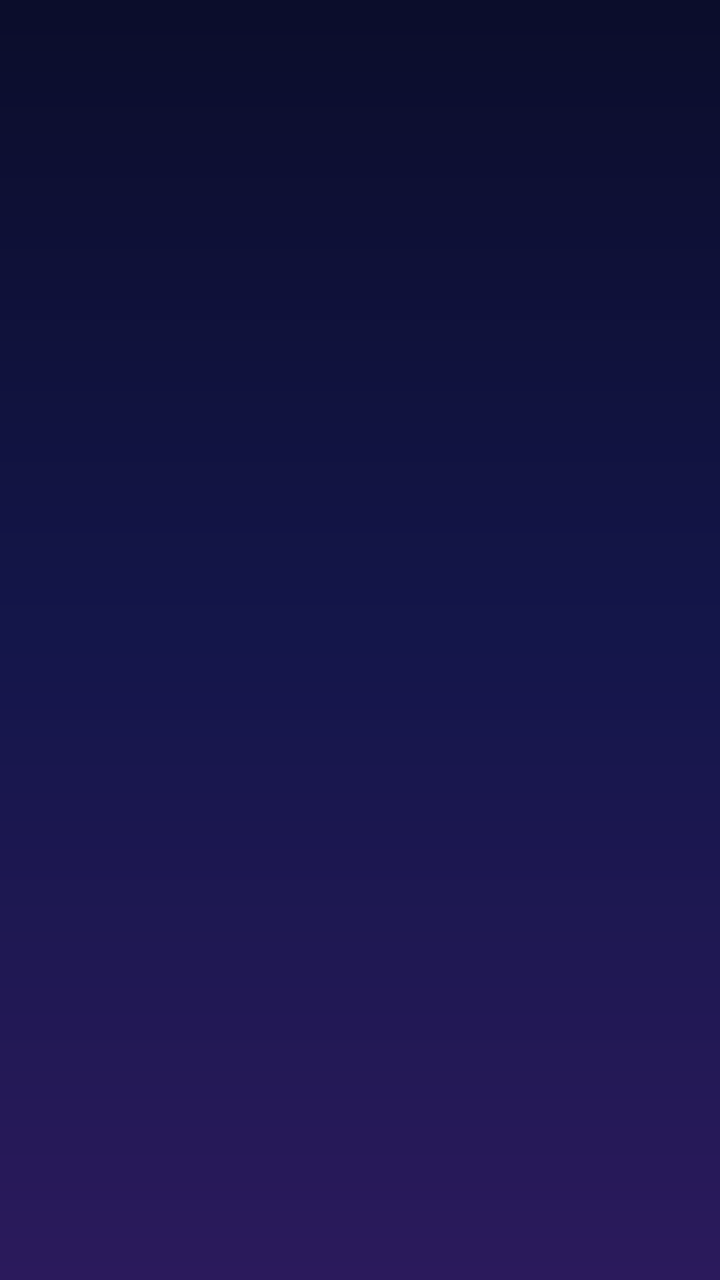
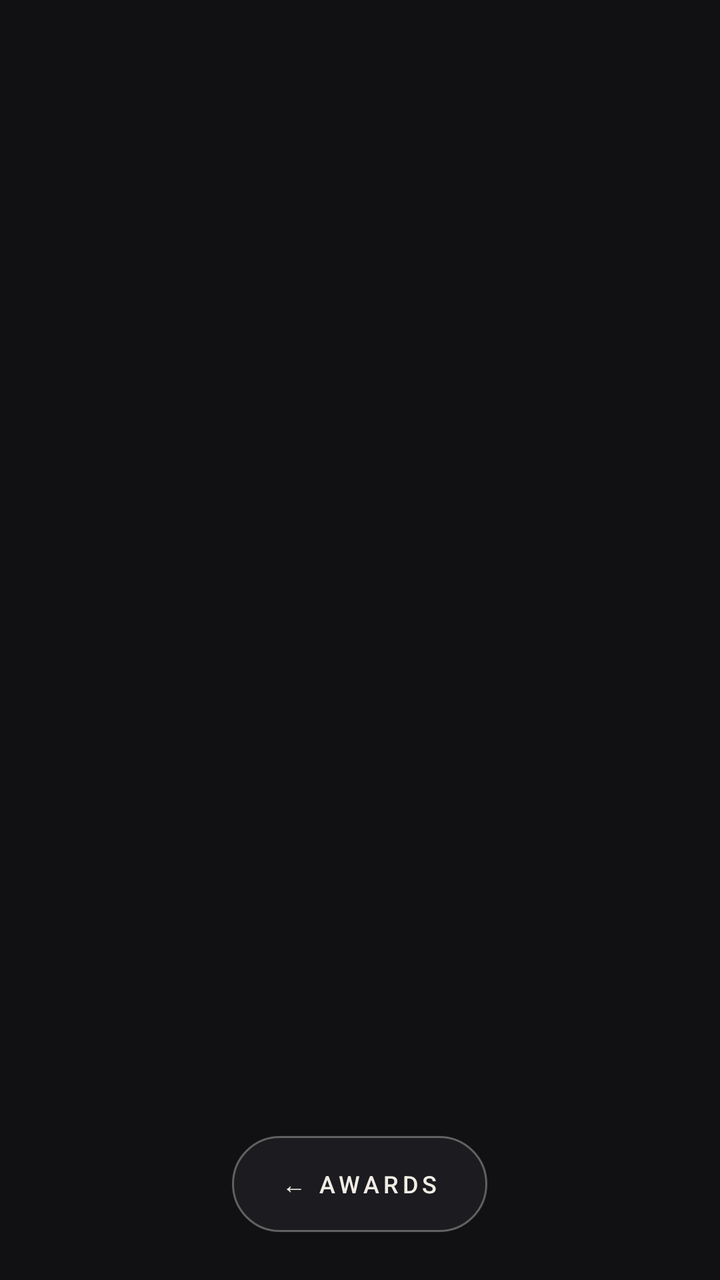

Before-and-after screenshots of an Android layout around one commit, followed by the original layout XML and the change that was made.
<!-- AndroidManifest.xml: application theme Theme.AnimeAwards -->
<!-- res/layout/activity_category_detail.xml -->
<?xml version="1.0" encoding="utf-8"?>
<LinearLayout xmlns:android="http://schemas.android.com/apk/res/android"
    android:layout_width="match_parent"
    android:layout_height="match_parent"
    android:orientation="vertical"
    android:padding="16dp">

    <TextView
        android:id="@+id/categoryTitle"
        android:layout_width="wrap_content"
        android:layout_height="wrap_content"
        android:textColor="@color/glass_text"
        android:textSize="26sp"
        android:textStyle="bold" />

    <TextView
        android:id="@+id/hintText"
        android:layout_width="wrap_content"
        android:layout_height="wrap_content"
        android:layout_marginTop="4dp"
        android:textColor="@color/glass_muted"
        android:textSize="13sp" />

    <TextView
        android:id="@+id/emptyText"
        android:layout_width="wrap_content"
        android:layout_height="wrap_content"
        android:layout_marginTop="16dp"
        android:textColor="@color/glass_muted"
        android:visibility="gone" />

    <androidx.recyclerview.widget.RecyclerView
        android:id="@+id/animeChoiceList"
        android:layout_width="match_parent"
        android:layout_height="0dp"
        android:layout_marginTop="8dp"
        android:layout_weight="1" />

</LinearLayout>
<!-- resources referenced by this layout -->
<resources>
  <color name="glass_muted">#B9BBE0</color>
  <color name="glass_text">#FFFFFF</color>
  <style name="Theme.AnimeAwards" parent="Theme.AppCompat.NoActionBar">
          <item name="colorPrimary">#6750A4</item>
          <item name="colorPrimaryDark">@color/night_top</item>
          <item name="colorAccent">#B8A6FF</item>
          <item name="colorControlNormal">@color/glass_muted</item>
          <item name="android:windowBackground">@drawable/bg_night</item>
          <item name="android:statusBarColor">@color/night_top</item>
          <item name="android:navigationBarColor">@color/night_bottom</item>
          <item name="android:textColorHint">#8E90B8</item>
          <item name="buttonStyle">@style/Widget.Glass.Button</item>
      </style>
  <color name="night_top">#0B0D2B</color>
  <!-- drawable bg_night (drawable) -->
  <?xml version="1.0" encoding="utf-8"?>
  <shape xmlns:android="http://schemas.android.com/apk/res/android"
      android:shape="rectangle">
      <gradient
          android:angle="270"
          android:startColor="@color/night_top"
          android:centerColor="@color/night_mid"
          android:endColor="@color/night_bottom"
          android:type="linear" />
  </shape>
  <color name="night_bottom">#2B1A5C</color>
  <style name="Widget.Glass.Button" parent="Widget.AppCompat.Button">
          <item name="android:background">@drawable/bg_glass_button</item>
          <item name="android:textColor">@color/glass_text</item>
          <item name="android:textAllCaps">false</item>
          <item name="android:textSize">15sp</item>
          <item name="android:minHeight">48dp</item>
          <item name="android:minWidth">48dp</item>
          <item name="android:stateListAnimator">@null</item>
      </style>
  <color name="night_mid">#14164A</color>
  <!-- drawable bg_glass_button (drawable) -->
  <?xml version="1.0" encoding="utf-8"?>
  <ripple xmlns:android="http://schemas.android.com/apk/res/android"
      android:color="#40FFFFFF">
      <item>
          <shape android:shape="rectangle">
              <solid android:color="#26FFFFFF" />
              <stroke android:width="1dp" android:color="#40FFFFFF" />
              <corners android:radius="16dp" />
          </shape>
      </item>
  </ripple>
</resources>

<!-- the commit's change to res/layout/activity_category_detail.xml (unified diff, before → after) -->
@@ -1,39 +1,26 @@
 <?xml version="1.0" encoding="utf-8"?>
-<LinearLayout xmlns:android="http://schemas.android.com/apk/res/android"
+<FrameLayout xmlns:android="http://schemas.android.com/apk/res/android"
     android:layout_width="match_parent"
     android:layout_height="match_parent"
-    android:orientation="vertical"
-    android:padding="16dp">
-
-    <TextView
-        android:id="@+id/categoryTitle"
-        android:layout_width="wrap_content"
-        android:layout_height="wrap_content"
-        android:textColor="@color/glass_text"
-        android:textSize="26sp"
-        android:textStyle="bold" />
-
-    <TextView
-        android:id="@+id/hintText"
-        android:layout_width="wrap_content"
-        android:layout_height="wrap_content"
-        android:layout_marginTop="4dp"
-        android:textColor="@color/glass_muted"
-        android:textSize="13sp" />
-
-    <TextView
-        android:id="@+id/emptyText"
-        android:layout_width="wrap_content"
-        android:layout_height="wrap_content"
-        android:layout_marginTop="16dp"
-        android:textColor="@color/glass_muted"
-        android:visibility="gone" />
+    android:background="@color/ed_charcoal"
+    android:fitsSystemWindows="true">
 
     <androidx.recyclerview.widget.RecyclerView
         android:id="@+id/animeChoiceList"
         android:layout_width="match_parent"
-        android:layout_height="0dp"
-        android:layout_marginTop="8dp"
-        android:layout_weight="1" />
+        android:layout_height="match_parent"
+        android:clipToPadding="false"
+        android:paddingStart="10dp"
+        android:paddingEnd="10dp"
+        android:paddingBottom="112dp" />
 
-</LinearLayout>
+    <Button
+        android:id="@+id/backButton"
+        style="@style/Ed.Pill"
+        android:layout_width="wrap_content"
+        android:layout_height="wrap_content"
+        android:layout_gravity="bottom|center_horizontal"
+        android:layout_marginBottom="24dp"
+        android:text="← Awards" />
+
+</FrameLayout>
<!-- resource entries referenced after the edit -->
@@ -1,5 +1,19 @@
 <!-- resources referenced by this layout -->
 <resources>
+  <color name="ed_charcoal">#111114</color>
+  <style name="Ed.Pill" parent="Widget.AppCompat.Button.Borderless">
+          <item name="android:background">@drawable/bg_ed_pill</item>
+          <item name="android:textColor">@color/ed_ivory</item>
+          <item name="android:textSize">12sp</item>
+          <item name="android:letterSpacing">0.16</item>
+          <item name="android:textAllCaps">true</item>
+          <item name="android:fontFamily">sans-serif-medium</item>
+          <item name="android:minWidth">0dp</item>
+          <item name="android:minHeight">48dp</item>
+          <item name="android:paddingStart">24dp</item>
+          <item name="android:paddingEnd">24dp</item>
+          <item name="android:stateListAnimator">@null</item>
+      </style>
   <color name="glass_muted">#B9BBE0</color>
   <color name="glass_text">#FFFFFF</color>
   <style name="Theme.AnimeAwards" parent="Theme.AppCompat.NoActionBar">
@@ -13,6 +27,19 @@
           <item name="android:textColorHint">#8E90B8</item>
           <item name="buttonStyle">@style/Widget.Glass.Button</item>
       </style>
+  <!-- drawable bg_ed_pill (drawable) -->
+  <?xml version="1.0" encoding="utf-8"?>
+  <ripple xmlns:android="http://schemas.android.com/apk/res/android"
+      android:color="#33F0EDE5">
+      <item>
+          <shape android:shape="rectangle">
+              <solid android:color="@color/ed_pill_fill" />
+              <stroke android:width="1dp" android:color="@color/ed_pill_stroke" />
+              <corners android:radius="24dp" />
+          </shape>
+      </item>
+  </ripple>
+  <color name="ed_ivory">#F0EDE5</color>
   <color name="night_top">#0B0D2B</color>
   <!-- drawable bg_night (drawable) -->
   <?xml version="1.0" encoding="utf-8"?>
@@ -35,6 +62,8 @@
           <item name="android:minWidth">48dp</item>
           <item name="android:stateListAnimator">@null</item>
       </style>
+  <color name="ed_pill_fill">#F21C1C21</color>
+  <color name="ed_pill_stroke">#59F0EDE5</color>
   <color name="night_mid">#14164A</color>
   <!-- drawable bg_glass_button (drawable) -->
   <?xml version="1.0" encoding="utf-8"?>
